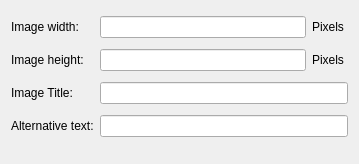
The window that src/editimagebase.ui (mtux/bilbo) describes before a commit, drawn with Qt 5.
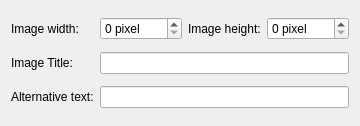
The same window after the commit. Custom widgets are drawn as their Qt base class.

Diff of the .ui file:
```diff
--- a/src/editimagebase.ui
+++ b/src/editimagebase.ui
@@ -1,12 +1,12 @@
 <ui version="4.0" >
  <class>EditImageBase</class>
- <widget class="QDialog" name="EditImageBase" >
+ <widget class="QWidget" name="EditImageBase" >
   <property name="geometry" >
    <rect>
     <x>0</x>
     <y>0</y>
-    <width>359</width>
-    <height>164</height>
+    <width>344</width>
+    <height>126</height>
    </rect>
   </property>
   <property name="windowTitle" >
@@ -21,78 +21,76 @@
     </widget>
    </item>
    <item row="0" column="1" >
-    <widget class="KLineEdit" name="txtWidth" >
-     <property name="showClearButton" stdset="0" >
-      <bool>true</bool>
+    <widget class="KIntSpinBox" name="spinboxWidth" >
+     <property name="buttonSymbols" >
+      <enum>QAbstractSpinBox::UpDownArrows</enum>
+     </property>
+     <property name="suffix" >
+      <string> pixel</string>
+     </property>
+     <property name="maximum" >
+      <number>2000</number>
      </property>
     </widget>
    </item>
-   <item row="0" column="2" >
-    <widget class="QLabel" name="label1" >
-     <property name="text" >
-      <string>Pixels </string>
+   <item row="0" column="3" >
+    <widget class="KIntSpinBox" name="spinboxHeight" >
+     <property name="suffix" >
+      <string> pixel</string>
+     </property>
+     <property name="prefix" >
+      <string/>
+     </property>
+     <property name="maximum" >
+      <number>2000</number>
+     </property>
+     <property name="singleStep" >
+      <number>1</number>
      </property>
     </widget>
    </item>
    <item row="1" column="0" >
-    <widget class="QLabel" name="labelHeight" >
+    <widget class="QLabel" name="labelTitle" >
      <property name="text" >
-      <string comment="noun, height of the image in pixels." >Image height:</string>
+      <string>Image Title:</string>
      </property>
     </widget>
    </item>
-   <item row="1" column="1" >
-    <widget class="KLineEdit" name="txtHeight" >
+   <item row="2" column="1" colspan="3" >
+    <widget class="KLineEdit" name="txtAltText" >
      <property name="showClearButton" stdset="0" >
       <bool>true</bool>
      </property>
     </widget>
    </item>
-   <item row="1" column="2" >
-    <widget class="QLabel" name="label2" >
-     <property name="text" >
-      <string>Pixels </string>
-     </property>
-    </widget>
-   </item>
-   <item row="3" column="0" >
+   <item row="2" column="0" >
     <widget class="QLabel" name="labelAltText" >
      <property name="text" >
       <string comment="the alternative text which is displayed to the user, if the image can not be loaded." >Alternative text:</string>
      </property>
     </widget>
    </item>
-   <item row="3" column="1" colspan="2" >
-    <widget class="KLineEdit" name="txtAltText" >
-     <property name="showClearButton" stdset="0" >
-      <bool>true</bool>
+   <item row="0" column="2" >
+    <widget class="QLabel" name="labelHeight" >
+     <property name="text" >
+      <string comment="noun, height of the image in pixels." >Image height:</string>
      </property>
     </widget>
    </item>
-   <item row="4" column="1" >
-    <widget class="KDialogButtonBox" name="kdialogbuttonbox" />
-   </item>
-   <item row="2" column="1" colspan="2" >
+   <item row="1" column="1" colspan="3" >
     <widget class="KLineEdit" name="txtTitle" >
      <property name="showClearButton" stdset="0" >
       <bool>true</bool>
      </property>
     </widget>
    </item>
-   <item row="2" column="0" >
-    <widget class="QLabel" name="labelTitle" >
-     <property name="text" >
-      <string>Image Title:</string>
-     </property>
-    </widget>
-   </item>
   </layout>
  </widget>
  <customwidgets>
   <customwidget>
-   <class>KDialogButtonBox</class>
-   <extends>QDialogButtonBox</extends>
-   <header>kdialogbuttonbox.h</header>
+   <class>KIntSpinBox</class>
+   <extends>QSpinBox</extends>
+   <header>knuminput.h</header>
   </customwidget>
   <customwidget>
    <class>KLineEdit</class>
```
